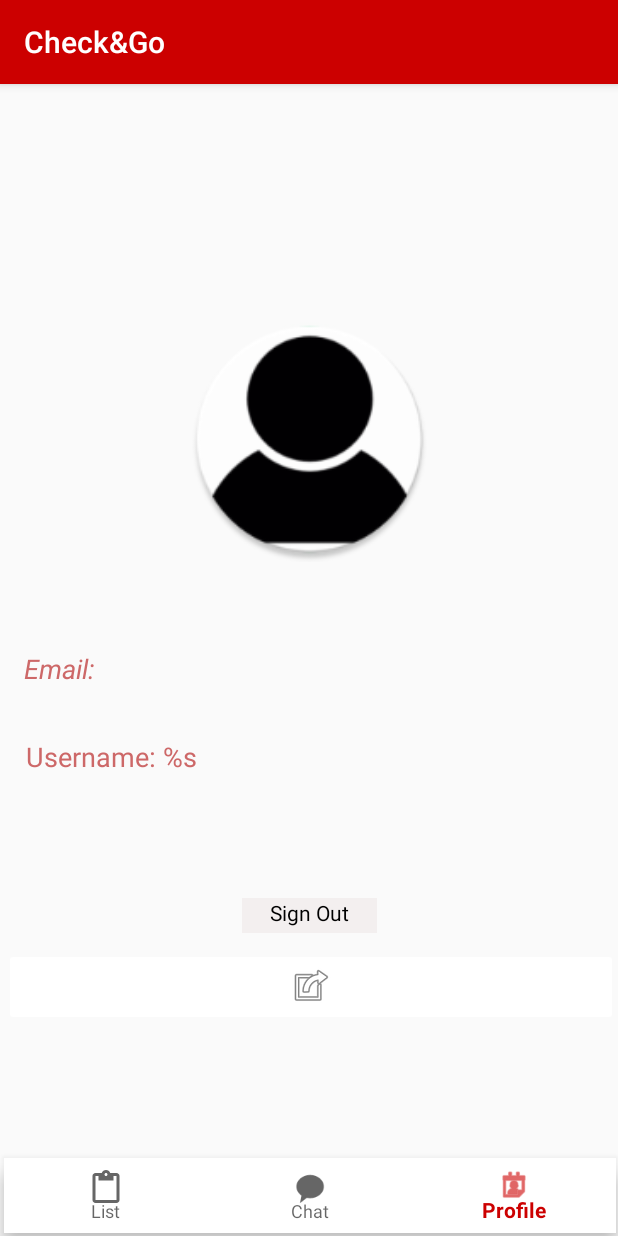
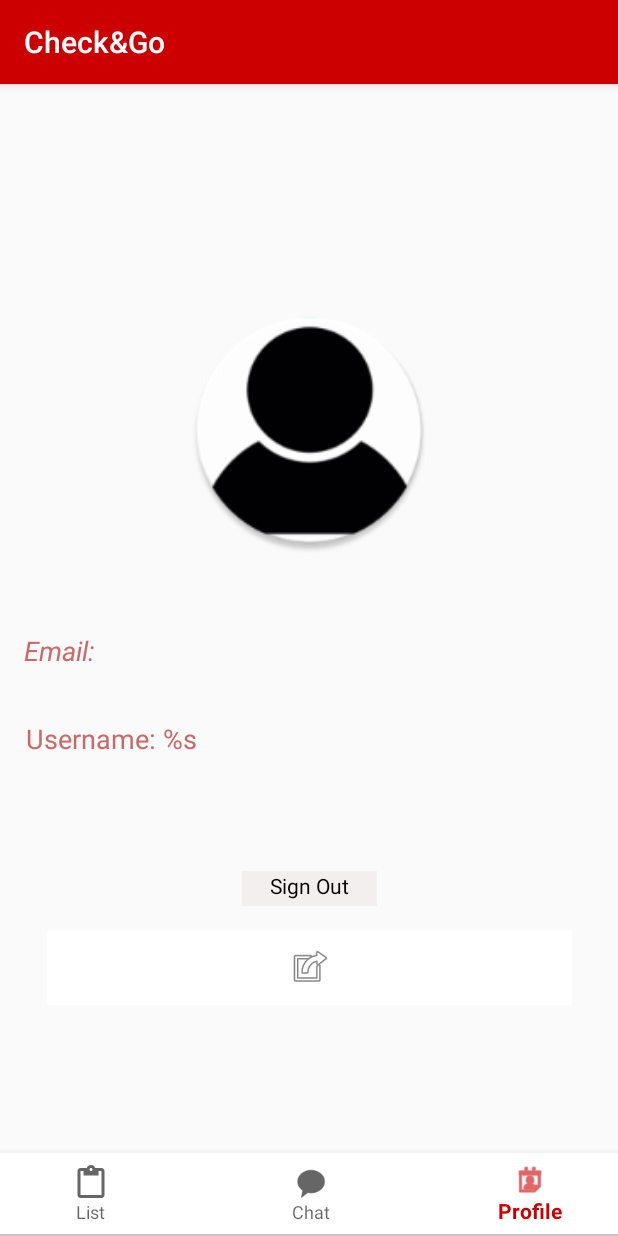
Before and after one commit to ralfibr/CheckAndGoApp, an Android app: the screen it shows after launch once a user with an empty profile is signed in (Profile), item 3 of the bottom bar chosen, on a phone screen of 412 x 824 dp. Run offline under Robolectric (Android 15) with nearby library versions, the phone set to English and light mode, and no system bars; our stand-ins replace Firebase (no records; nobody signed in at launch, a user with empty details on screens opened directly), Room's generated code.

Commit message:
Last updates

```diff
--- a/app/src/main/java/com/androidcourse/checkgoapp/auth/SignIn.kt
+++ b/app/src/main/java/com/androidcourse/checkgoapp/auth/SignIn.kt
@@ -79,15 +79,7 @@
         return true
     }
 
-    override fun onOptionsItemSelected(item: MenuItem): Boolean {
-        // Handle action bar item clicks here. The action bar will
-        // automatically handle clicks on the Home/Up button, so long
-        // as you specify a parent activity in AndroidManifest.xml.
-        return when (item.itemId) {
-            R.id.action_settings -> true
-            else -> super.onOptionsItemSelected(item)
-        }
-    }
+
 
     /**
      * @param email
--- a/app/src/main/java/com/androidcourse/checkgoapp/ui/Chat/Chat.kt
+++ b/app/src/main/java/com/androidcourse/checkgoapp/ui/Chat/Chat.kt
@@ -4,6 +4,7 @@
 import android.os.Bundle
 import android.view.View
 import android.widget.ListView
+import android.widget.Toast
 import com.androidcourse.checkgoapp.R
 import com.androidcourse.checkgoapp.model.Message
 import com.androidcourse.checkgoapp.ui.List.List
@@ -24,6 +25,7 @@
     private var auth: FirebaseAuth? = null
     private lateinit var listview: ListView
     private lateinit var chatList: MutableList<Message>
+
     override fun onCreate(savedInstanceState: Bundle?) {
         super.onCreate(savedInstanceState)
         setContentView(R.layout.activity_chat)
@@ -49,6 +51,7 @@
                     navigetToList()
                 }
                 R.id.navigation_chat -> {
+
                 }
             }
             true
@@ -93,6 +96,8 @@
         database.removeValue()
         getMessages()
         startActivity(Intent(this, Chat::class.java))
+        Toast.makeText(applicationContext, "All chat messages are deleted!", Toast.LENGTH_SHORT)
+            .show()
     }
 
     // Get all messages
--- a/app/src/main/java/com/androidcourse/checkgoapp/ui/Chat/ChatAdapter.kt
+++ b/app/src/main/java/com/androidcourse/checkgoapp/ui/Chat/ChatAdapter.kt
@@ -13,11 +13,11 @@
 /**
  * @author Raeef Ibrahim
  * Check&Go App
+ * Chat Adapter
  *
  */
 class ChatAdapter(val mCtx: Context, val layoutResId: Int, val chatList: List<Message>) :
     ArrayAdapter<Message>(mCtx, layoutResId, chatList) {
-
     override fun getView(position: Int, convertView: View?, parent: ViewGroup): View {
         val layoutInflater: LayoutInflater = LayoutInflater.from(mCtx)
         val view: View = layoutInflater.inflate(layoutResId, null)
@@ -26,6 +26,7 @@
         val timetv = view.findViewById<TextView>(R.id.tvtime)
         val item = chatList[position]
         textViewName.text = item.message
+
         texViewUserName.text = item.username
         timetv.text = item.date
         return view
--- a/app/src/main/res/layout/activity_list.xml
+++ b/app/src/main/res/layout/activity_list.xml
@@ -10,8 +10,8 @@
 
     <com.google.android.material.bottomnavigation.BottomNavigationView
         android:id="@+id/bottom_nav"
-        android:layout_width="408dp"
-        android:layout_height="50dp"
+        android:layout_width="439dp"
+        android:layout_height="54dp"
         android:layout_marginStart="2dp"
         android:layout_marginEnd="1dp"
         android:layout_marginBottom="1dp"
--- a/app/src/main/res/layout/profile.xml
+++ b/app/src/main/res/layout/profile.xml
@@ -4,8 +4,7 @@
     xmlns:tools="http://schemas.android.com/tools"
     android:layout_width="match_parent"
     android:layout_height="match_parent"
-    android:backgroundTint="@android:color/white"
-    >
+    android:backgroundTint="@android:color/white">
 
     <androidx.constraintlayout.widget.ConstraintLayout
         android:id="@+id/cardView"
@@ -54,24 +53,25 @@
 
     <ImageButton
         android:id="@+id/signOut"
-        android:layout_width="409dp"
-        android:layout_height="52dp"
-        android:layout_marginBottom="140dp"
+        android:layout_width="358dp"
+        android:layout_height="62dp"
+        android:layout_marginStart="24dp"
+        android:layout_marginTop="10dp"
+        android:layout_marginEnd="24dp"
         android:backgroundTint="@android:color/white"
         android:foregroundTint="@android:color/white"
         android:src="@android:drawable/ic_menu_set_as"
-        app:layout_constraintBottom_toBottomOf="parent"
         app:layout_constraintEnd_toEndOf="parent"
-        app:layout_constraintHorizontal_bias="1.0"
-        app:layout_constraintStart_toStartOf="parent" />
+        app:layout_constraintStart_toStartOf="parent"
+        app:layout_constraintTop_toBottomOf="@+id/textView2" />
 
     <com.google.android.material.bottomnavigation.BottomNavigationView
         android:id="@+id/bottom_nav"
-        android:layout_width="408dp"
-        android:layout_height="50dp"
+        android:layout_width="439dp"
+        android:layout_height="54dp"
         android:layout_marginStart="2dp"
         android:layout_marginEnd="1dp"
-        android:layout_marginBottom="2dp"
+        android:layout_marginBottom="1dp"
         android:background="#FFFFFF"
         app:layout_constraintBottom_toBottomOf="parent"
         app:layout_constraintEnd_toEndOf="parent"
--- a/app/src/main/res/menu/menu_main.xml
+++ b/app/src/main/res/menu/menu_main.xml
@@ -3,10 +3,6 @@
     xmlns:tools="http://schemas.android.com/tools"
     tools:context="com.androidcourse.checkgoapp.auth.SignIn" >
     <item
-        android:orderInCategory="100"
-        android:title="Item" />
-    <item android:id="@+id/action_settings"
-        android:title="@string/action_settings"
-        android:orderInCategory="101"
-        app:showAsAction="never" />
+        android:orderInCategory="103"
+        android:title="Delete Chat" />
 </menu>
```
Also changed, not shown: app/src/main/java/com/androidcourse/checkgoapp/adapter/ItemAdapter.kt (+6 -3 lines), app/src/main/java/com/androidcourse/checkgoapp/auth/SignUp.kt (+6 -5 lines), app/src/main/java/com/androidcourse/checkgoapp/ui/List/List.kt (+1 -9 lines), app/src/main/res/layout/activity_chat.xml (+4 -4 lines).
